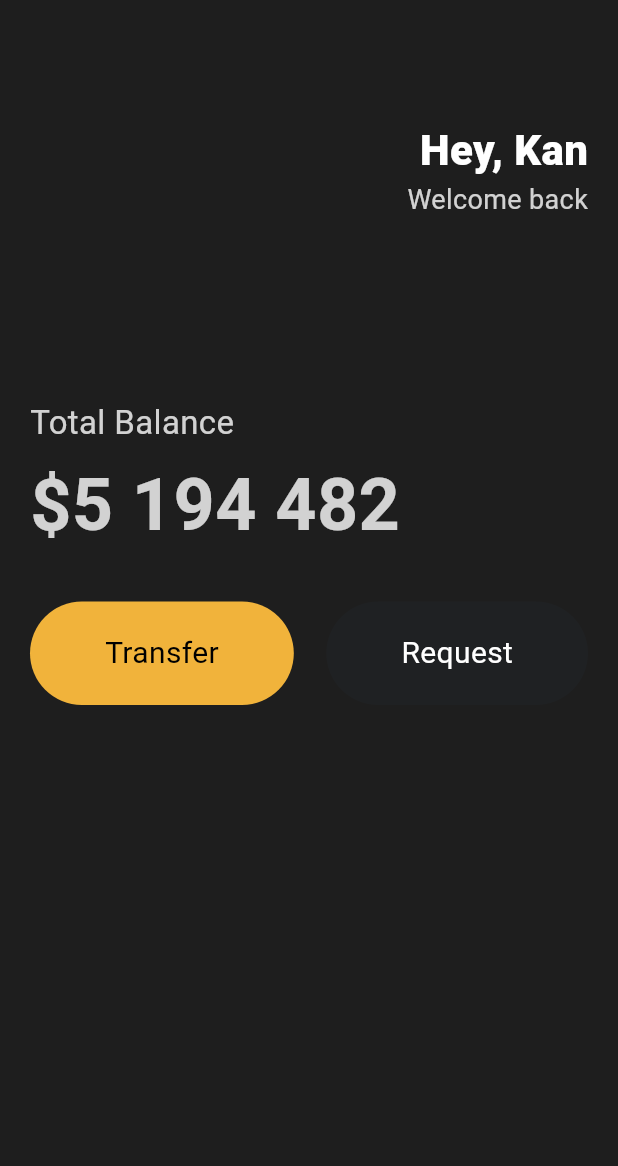
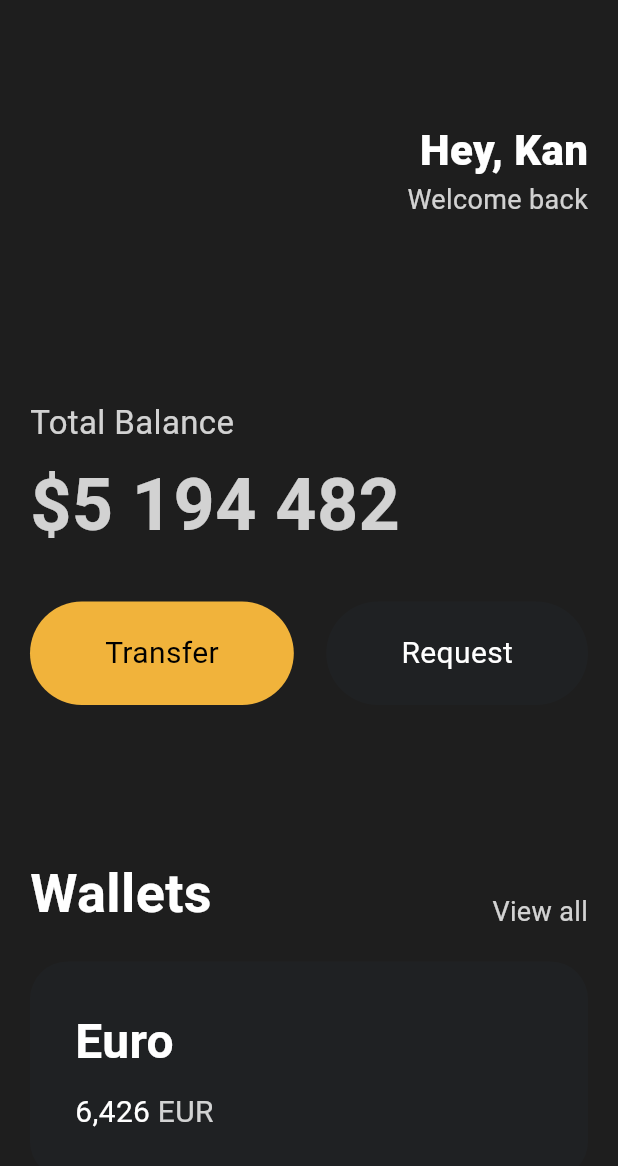
Before and after one commit to devkan/flutter-start, a Flutter app: the screen it shows after launch, on a phone screen of 412 x 824 dp. Shown: the top 1166 px of the screen. Run offline on Flutter 3.47's test engine with Material 3 defaults, Android fonts, the phone set to English and light mode, and no system bars.

Commit message:
walltets container modify

```diff
--- a/app/lib/main.dart
+++ b/app/lib/main.dart
@@ -1,7 +1,5 @@
 import 'package:app/widgets/button.dart';
-import 'package:flutter/cupertino.dart';
 import 'package:flutter/material.dart';
-import 'package:flutter/widgets.dart';
 
 void main() {
   //var player = Player(name : 'Jone'); // Text("Hello Flutter")가 이처럼 position parameter로 들어가는 것이고..
@@ -19,7 +17,8 @@ class App extends StatelessWidget {
     return MaterialApp(
       home: Scaffold(
         backgroundColor: const Color(0xFF1E1E1E), // colors가 아니다.
-        body: Padding(
+        body: SingleChildScrollView(
+          child: Padding(
             padding: const EdgeInsets.symmetric(horizontal: 20),
             // .all 모두에게 적용, .only 특정 부분에만 적용, .symmetric 상하좌우에만 적용. 여백주는 것임
             child: Column(
@@ -31,7 +30,8 @@ class App extends StatelessWidget {
                   height: 80,
                 ),
                 const Row(
-                mainAxisAlignment: MainAxisAlignment.end, // Row의 자식들을 오른쪽으로 정렬
+                  mainAxisAlignment:
+                      MainAxisAlignment.end, // Row의 자식들을 오른쪽으로 정렬
                   // Row의 MainAxis는 수평방향이고, CrossAxis는 수직방향이다.
                   //Column의 MainAxis는 수직방향이고, CrossAxis는 수평방향이다.
 
@@ -63,9 +63,13 @@ class App extends StatelessWidget {
                 const SizedBox(
                   height: 120,
                 ),
-              Text('Total Balance',
+                Text(
+                  'Total Balance',
                   style: TextStyle(
-                      fontSize: 22, color: Colors.white.withOpacity(0.8))),
+                    fontSize: 22,
+                    color: Colors.white.withOpacity(0.8),
+                  ),
+                ),
                 const SizedBox(
                   height: 5,
                 ),
@@ -89,7 +93,83 @@ class App extends StatelessWidget {
                         textColor: Colors.white),
                   ],
                 ),
+                const SizedBox(
+                  height: 100,
+                ),
+                Row(
+                  crossAxisAlignment: CrossAxisAlignment.end,
+                  mainAxisAlignment: MainAxisAlignment.spaceBetween,
+                  children: [
+                    const Text(
+                      'Wallets',
+                      style: TextStyle(
+                        color: Colors.white,
+                        fontSize: 36,
+                        fontWeight: FontWeight.w600,
+                      ),
+                    ),
+                    Text(
+                      'View all',
+                      style: TextStyle(
+                        color: Colors.white.withOpacity(0.8),
+                        fontSize: 18,
+                      ),
+                    ),
                   ],
+                ),
+                const SizedBox(
+                  height: 20,
+                ),
+                Container(
+                  decoration: BoxDecoration(
+                    color: const Color(0xff1f2123),
+                    borderRadius: BorderRadius.circular(25),
+                  ),
+                  child: Padding(
+                    padding: const EdgeInsets.all(30),
+                    child: Row(
+                      children: [
+                        Column(
+                          crossAxisAlignment: CrossAxisAlignment.start,
+                          children: [
+                            const Text(
+                              'Euro',
+                              style: TextStyle(
+                                color: Colors.white,
+                                fontSize: 32,
+                                fontWeight: FontWeight.w600,
+                              ),
+                            ),
+                            const SizedBox(
+                              height: 10,
+                            ),
+                            Row(
+                              children: [
+                                const Text(
+                                  '6,426',
+                                  style: TextStyle(
+                                    color: Colors.white,
+                                    fontSize: 20,
+                                  ),
+                                ),
+                                const SizedBox(width: 5),
+                                Text(
+                                  'EUR',
+                                  style: TextStyle(
+                                    color: Colors.white.withOpacity(0.8),
+                                    fontSize: 20,
+                                  ),
+                                ),
+                              ],
+                            ),
+                          ],
+                        ),
+                      ],
+                    ),
+                  ),
+                ),
+              ],
+            ),
           ),
         ),
       ),
```
Lines whose indentation alone changed are shown as unchanged.
